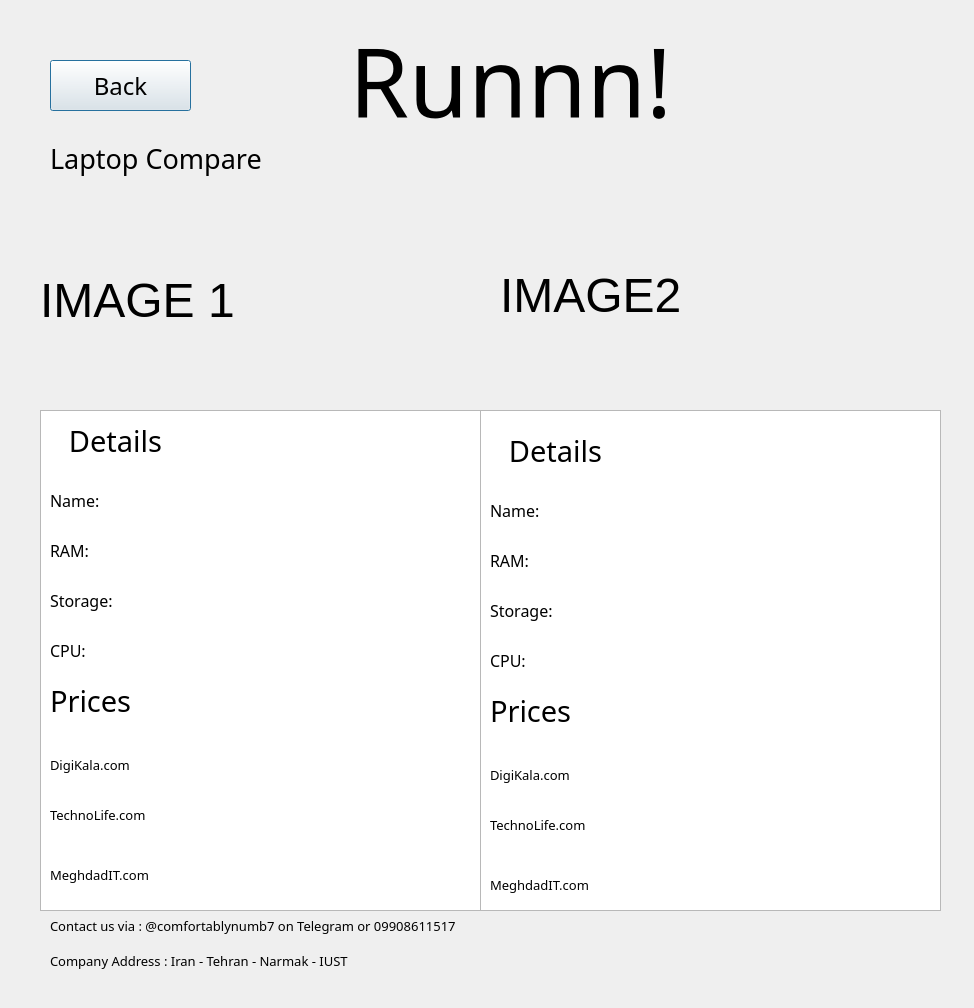
Before: the Qt Designer form Final Presentatiosn/LaptopComparePageFinal.ui in Mhrshd-fllh/AP_Project4012, drawn with Qt 5.
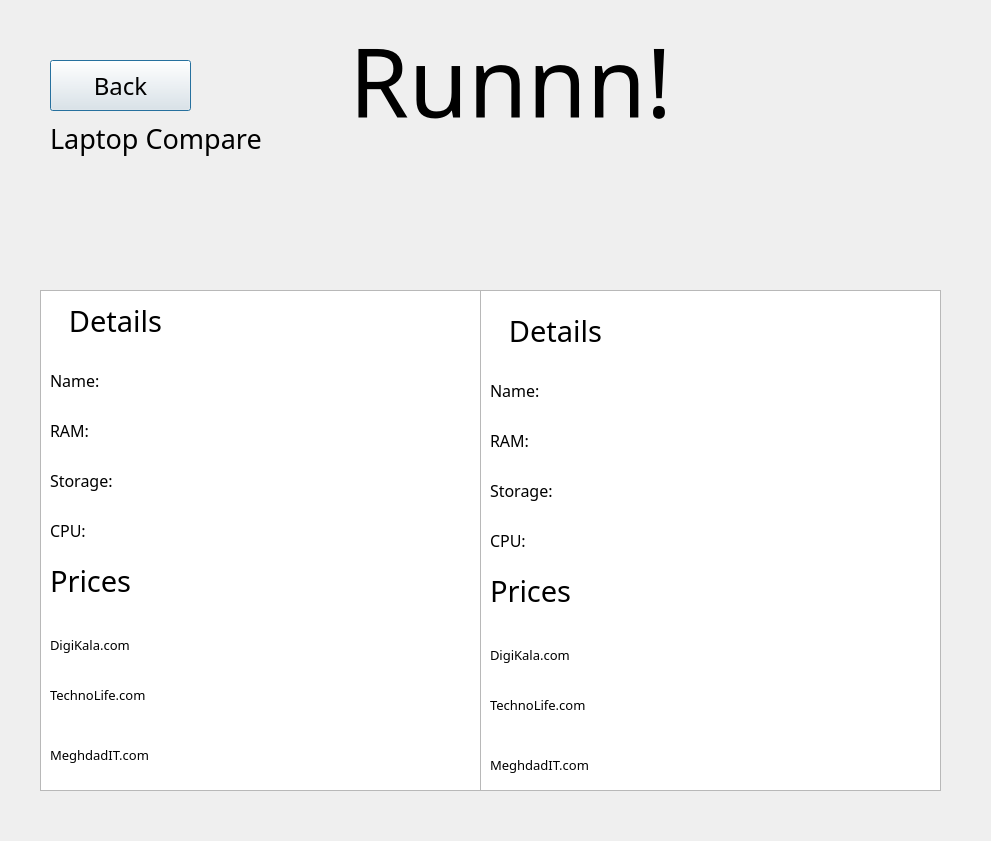
After: the same form once the commit is applied.

Commit message: Finsihing Compare Page

```diff
--- a/Final Presentatiosn/LaptopComparePageFinal.ui
+++ b/Final Presentatiosn/LaptopComparePageFinal.ui
@@ -6,8 +6,8 @@
    <rect>
     <x>0</x>
     <y>0</y>
-    <width>974</width>
-    <height>1008</height>
+    <width>991</width>
+    <height>841</height>
    </rect>
   </property>
   <property name="windowTitle">
@@ -16,10 +16,10 @@
   <widget class="QLabel" name="Image1">
    <property name="geometry">
     <rect>
-     <x>40</x>
-     <y>195</y>
-     <width>441</width>
-     <height>211</height>
+     <x>200</x>
+     <y>180</y>
+     <width>100</width>
+     <height>100</height>
     </rect>
    </property>
    <property name="font">
@@ -28,16 +28,19 @@
     </font>
    </property>
    <property name="text">
-    <string>IMAGE 1</string>
+    <string/>
+   </property>
+   <property name="scaledContents">
+    <bool>true</bool>
    </property>
   </widget>
   <widget class="QLabel" name="Image2">
    <property name="geometry">
     <rect>
-     <x>500</x>
-     <y>190</y>
-     <width>441</width>
-     <height>211</height>
+     <x>670</x>
+     <y>180</y>
+     <width>100</width>
+     <height>100</height>
     </rect>
    </property>
    <property name="font">
@@ -46,26 +49,10 @@
     </font>
    </property>
    <property name="text">
-    <string>IMAGE2</string>
+    <string/>
    </property>
-  </widget>
-  <widget class="QLabel" name="label_4">
-   <property name="geometry">
-    <rect>
-     <x>50</x>
-     <y>910</y>
-     <width>741</width>
-     <height>101</height>
-    </rect>
-   </property>
-   <property name="font">
-    <font>
-     <family>Cooper Black</family>
-     <pointsize>10</pointsize>
-    </font>
-   </property>
-   <property name="text">
-    <string>Company Address : Iran - Tehran - Narmak - IUST </string>
+   <property name="scaledContents">
+    <bool>true</bool>
    </property>
   </widget>
   <widget class="QPushButton" name="BackButton">
@@ -87,25 +74,6 @@
     <string>Back</string>
    </property>
   </widget>
-  <widget class="QLabel" name="label_3">
-   <property name="geometry">
-    <rect>
-     <x>50</x>
-     <y>900</y>
-     <width>761</width>
-     <height>51</height>
-    </rect>
-   </property>
-   <property name="font">
-    <font>
-     <family>Cooper Black</family>
-     <pointsize>10</pointsize>
-    </font>
-   </property>
-   <property name="text">
-    <string>Contact us via : @comfortablynumb7 on Telegram or 09908611517                                                                                          </string>
-   </property>
-  </widget>
   <widget class="QLabel" name="label_2">
    <property name="geometry">
     <rect>
@@ -171,7 +139,7 @@
    <property name="geometry">
     <rect>
      <x>50</x>
-     <y>140</y>
+     <y>120</y>
      <width>471</width>
      <height>71</height>
     </rect>
@@ -195,7 +163,7 @@
    <property name="geometry">
     <rect>
      <x>480</x>
-     <y>410</y>
+     <y>290</y>
      <width>461</width>
      <height>501</height>
     </rect>
@@ -205,7 +173,7 @@
    <property name="geometry">
     <rect>
      <x>40</x>
-     <y>410</y>
+     <y>290</y>
      <width>441</width>
      <height>501</height>
     </rect>
@@ -215,7 +183,7 @@
    <property name="geometry">
     <rect>
      <x>160</x>
-     <y>580</y>
+     <y>460</y>
      <width>211</width>
      <height>40</height>
     </rect>
@@ -239,7 +207,7 @@
    <property name="geometry">
     <rect>
      <x>50</x>
-     <y>480</y>
+     <y>360</y>
      <width>80</width>
      <height>40</height>
     </rect>
@@ -260,7 +228,7 @@
    <property name="geometry">
     <rect>
      <x>50</x>
-     <y>580</y>
+     <y>460</y>
      <width>91</width>
      <height>40</height>
     </rect>
@@ -281,7 +249,7 @@
    <property name="geometry">
     <rect>
      <x>50</x>
-     <y>410</y>
+     <y>290</y>
      <width>131</width>
      <height>61</height>
     </rect>
@@ -305,7 +273,7 @@
    <property name="geometry">
     <rect>
      <x>160</x>
-     <y>480</y>
+     <y>360</y>
      <width>221</width>
      <height>40</height>
     </rect>
@@ -329,7 +297,7 @@
    <property name="geometry">
     <rect>
      <x>50</x>
-     <y>630</y>
+     <y>510</y>
      <width>90</width>
      <height>40</height>
     </rect>
@@ -350,7 +318,7 @@
    <property name="geometry">
     <rect>
      <x>160</x>
-     <y>630</y>
+     <y>510</y>
      <width>211</width>
      <height>40</height>
     </rect>
@@ -374,7 +342,7 @@
    <property name="geometry">
     <rect>
      <x>160</x>
-     <y>530</y>
+     <y>410</y>
      <width>221</width>
      <height>40</height>
     </rect>
@@ -398,7 +366,7 @@
    <property name="geometry">
     <rect>
      <x>50</x>
-     <y>530</y>
+     <y>410</y>
      <width>80</width>
      <height>40</height>
     </rect>
@@ -419,7 +387,7 @@
    <property name="geometry">
     <rect>
      <x>190</x>
-     <y>790</y>
+     <y>670</y>
      <width>311</width>
      <height>50</height>
     </rect>
@@ -440,7 +408,7 @@
    <property name="geometry">
     <rect>
      <x>190</x>
-     <y>740</y>
+     <y>620</y>
      <width>311</width>
      <height>50</height>
     </rect>
@@ -461,7 +429,7 @@
    <property name="geometry">
     <rect>
      <x>200</x>
-     <y>850</y>
+     <y>730</y>
      <width>291</width>
      <height>50</height>
     </rect>
@@ -482,7 +450,7 @@
    <property name="geometry">
     <rect>
      <x>50</x>
-     <y>680</y>
+     <y>560</y>
      <width>121</width>
      <height>41</height>
     </rect>
@@ -503,7 +471,7 @@
    <property name="geometry">
     <rect>
      <x>50</x>
-     <y>790</y>
+     <y>670</y>
      <width>140</width>
      <height>50</height>
     </rect>
@@ -524,7 +492,7 @@
    <property name="geometry">
     <rect>
      <x>50</x>
-     <y>850</y>
+     <y>730</y>
      <width>140</width>
      <height>50</height>
     </rect>
@@ -545,7 +513,7 @@
    <property name="geometry">
     <rect>
      <x>50</x>
-     <y>740</y>
+     <y>620</y>
      <width>140</width>
      <height>50</height>
     </rect>
@@ -566,7 +534,7 @@
    <property name="geometry">
     <rect>
      <x>490</x>
-     <y>690</y>
+     <y>570</y>
      <width>121</width>
      <height>41</height>
     </rect>
@@ -587,7 +555,7 @@
    <property name="geometry">
     <rect>
      <x>490</x>
-     <y>490</y>
+     <y>370</y>
      <width>80</width>
      <height>40</height>
     </rect>
@@ -608,7 +576,7 @@
    <property name="geometry">
     <rect>
      <x>490</x>
-     <y>640</y>
+     <y>520</y>
      <width>90</width>
      <height>40</height>
     </rect>
@@ -629,7 +597,7 @@
    <property name="geometry">
     <rect>
      <x>600</x>
-     <y>640</y>
+     <y>520</y>
      <width>211</width>
      <height>40</height>
     </rect>
@@ -653,7 +621,7 @@
    <property name="geometry">
     <rect>
      <x>490</x>
-     <y>540</y>
+     <y>420</y>
      <width>80</width>
      <height>40</height>
     </rect>
@@ -674,7 +642,7 @@
    <property name="geometry">
     <rect>
      <x>600</x>
-     <y>540</y>
+     <y>420</y>
      <width>221</width>
      <height>40</height>
     </rect>
@@ -698,7 +666,7 @@
    <property name="geometry">
     <rect>
      <x>630</x>
-     <y>800</y>
+     <y>680</y>
      <width>311</width>
      <height>50</height>
     </rect>
@@ -719,7 +687,7 @@
    <property name="geometry">
     <rect>
      <x>490</x>
-     <y>590</y>
+     <y>470</y>
      <width>91</width>
      <height>40</height>
     </rect>
@@ -740,7 +708,7 @@
    <property name="geometry">
     <rect>
      <x>640</x>
-     <y>860</y>
+     <y>740</y>
      <width>291</width>
      <height>50</height>
     </rect>
@@ -761,7 +729,7 @@
    <property name="geometry">
     <rect>
      <x>600</x>
-     <y>490</y>
+     <y>370</y>
      <width>221</width>
      <height>40</height>
     </rect>
@@ -785,7 +753,7 @@
    <property name="geometry">
     <rect>
      <x>490</x>
-     <y>800</y>
+     <y>680</y>
      <width>140</width>
      <height>50</height>
     </rect>
@@ -806,7 +774,7 @@
    <property name="geometry">
     <rect>
      <x>490</x>
-     <y>860</y>
+     <y>740</y>
      <width>140</width>
      <height>50</height>
     </rect>
@@ -827,7 +795,7 @@
    <property name="geometry">
     <rect>
      <x>630</x>
-     <y>750</y>
+     <y>630</y>
      <width>311</width>
      <height>50</height>
     </rect>
@@ -848,7 +816,7 @@
    <property name="geometry">
     <rect>
      <x>490</x>
-     <y>750</y>
+     <y>630</y>
      <width>140</width>
      <height>50</height>
     </rect>
@@ -869,7 +837,7 @@
    <property name="geometry">
     <rect>
      <x>600</x>
-     <y>590</y>
+     <y>470</y>
      <width>211</width>
      <height>40</height>
     </rect>
@@ -893,7 +861,7 @@
    <property name="geometry">
     <rect>
      <x>490</x>
-     <y>420</y>
+     <y>300</y>
      <width>131</width>
      <height>61</height>
     </rect>
```
The commit also changes 6 other files.
